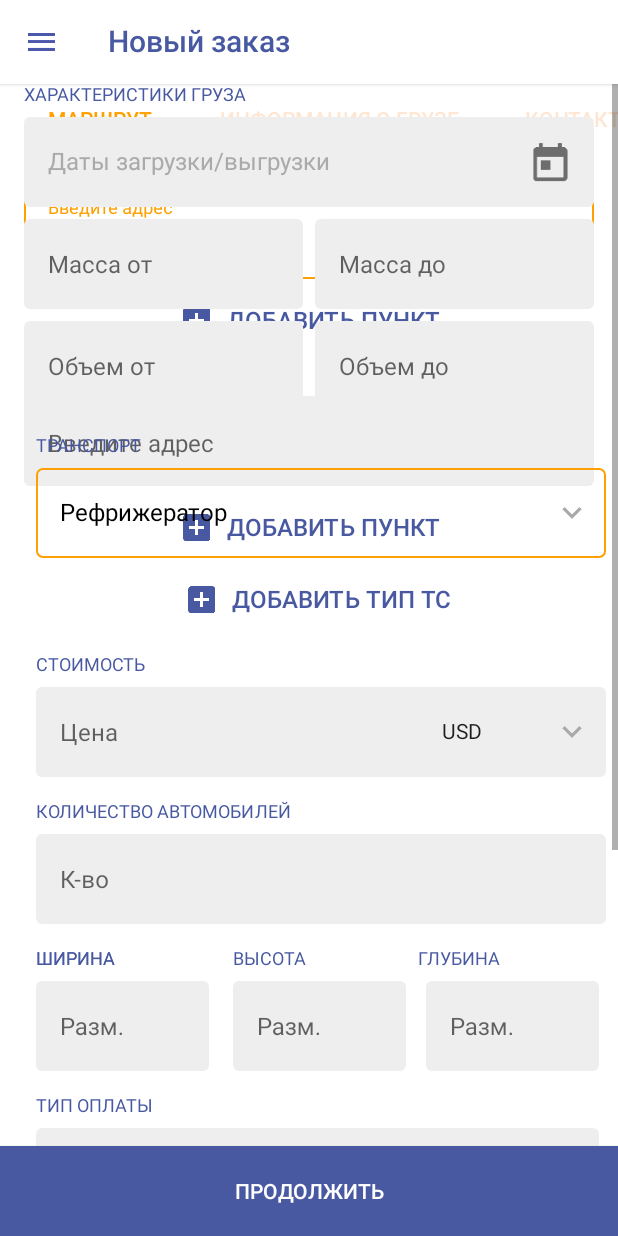
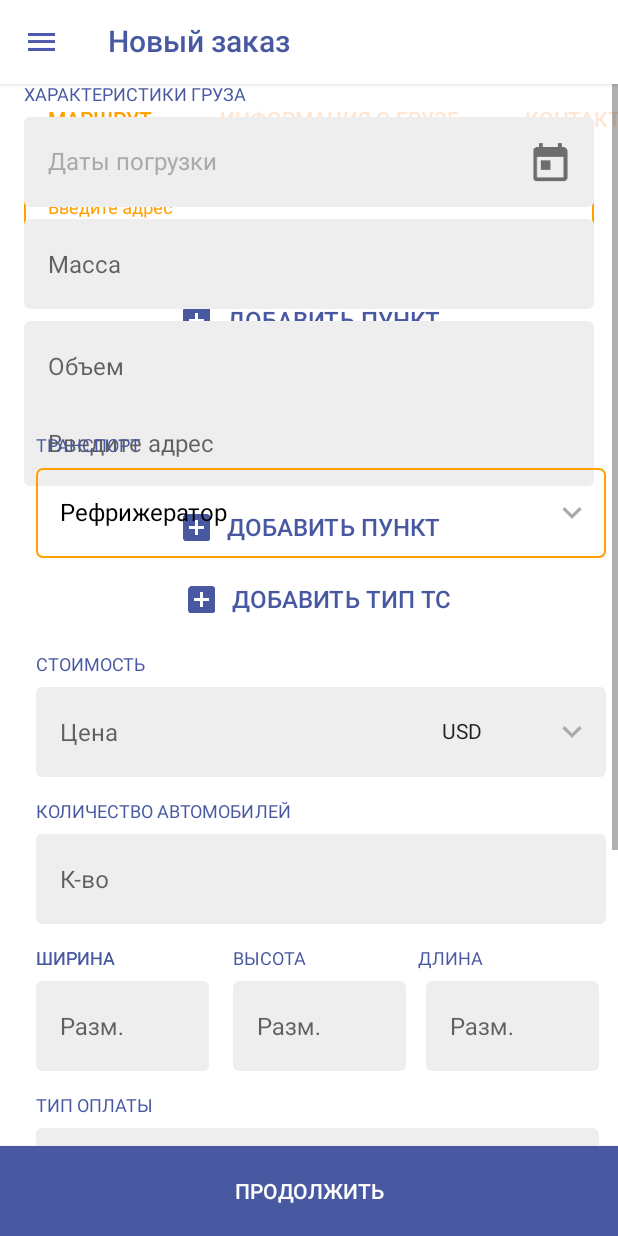
Before and after one commit to matvapps/Trucker, an Android app: the fragment CargoInfoFragment placed in its activity, on a phone screen of 412 x 824 dp. Run offline under Robolectric (Android 15) with nearby library versions, the phone set to English and light mode, and no system bars; our stand-ins replace ButterKnife, RxJava; libraries missing offline, so code that uses them is left out: com.archit.calendardaterangepicker; 1 statement that could not run was skipped.

Commit message:
some changes

```diff
--- a/app/src/main/java/com/foora/perevozkadev/ui/add_order/cargo_info/CargoInfoFragment.java
+++ b/app/src/main/java/com/foora/perevozkadev/ui/add_order/cargo_info/CargoInfoFragment.java
@@ -49,12 +49,12 @@ public class CargoInfoFragment extends BaseFragment implements DateRangePickerDi
     TextView datesTxtv;
     @BindView(R.id.spinner_mass_from)
     AppEditText massFrom;
-    @BindView(R.id.spinner_mass_to)
-    AppEditText massTo;
+//    @BindView(R.id.spinner_mass_to)
+//    AppEditText massTo;
     @BindView(R.id.spinner_volume_from)
     AppEditText volumeFrom;
-    @BindView(R.id.spinner_volume_to)
-    AppEditText volumeTo;
+//    @BindView(R.id.spinner_volume_to)
+//    AppEditText volumeTo;
     @BindView(R.id.spinner_container)
     LinearLayout spinnerContainer;
     @BindView(R.id.transport_spinner)
@@ -94,9 +94,9 @@ public class CargoInfoFragment extends BaseFragment implements DateRangePickerDi
     private String dateStart;
     private String dateEnd;
     private float massFromNum;
-    private float massToNum;
+//    private float massToNum;
     private float volumeFromNum;
-    private float volumeToNum;
+//    private float volumeToNum;
     private List<String> transportType;
     private float cost;
     private String currency;
@@ -112,6 +112,8 @@ public class CargoInfoFragment extends BaseFragment implements DateRangePickerDi
     public View onCreateView(@NonNull LayoutInflater inflater, @Nullable ViewGroup container, @Nullable Bundle savedInstanceState) {
         View rootView = inflater.inflate(R.layout.fragment_cargo_info, container, false);
         setUnBinder(ButterKnife.bind(this, rootView));
+
+        hideKeyboard();
 
         return rootView;
     }
@@ -169,19 +171,21 @@ public class CargoInfoFragment extends BaseFragment implements DateRangePickerDi
 
             //read dates
             dateStart = dates[0].replaceAll("\\.", "-");
-            dateEnd = dates[1].replaceAll("\\.", "-");
+            dateStart = dateStart.replaceAll("\\s", "");
 
-            dateStart = dateStart.replaceAll("\\s", "");
-            dateEnd = dateEnd.replaceAll("\\s", "");
+            if (dates.length > 1) {
+                dateEnd = dates[1].replaceAll("\\.", "-");
+                dateEnd = dateEnd.replaceAll("\\s", "");
+            }
 
             Log.d(TAG, "onClick: " + dateStart);
             Log.d(TAG, "onClick: " + dateEnd);
 
 
             if (massFrom.getText().isEmpty() ||
-                    massTo.getText().isEmpty() ||
+//                    massTo.getText().isEmpty() ||
                     volumeFrom.getText().isEmpty() ||
-                    volumeTo.getText().isEmpty() ||
+//                    volumeTo.getText().isEmpty() ||
                     costEdtxt.getText().toString().isEmpty() ||
                     carQuantEdtxt.getText().isEmpty() ||
                     widthEdtxt.getText().isEmpty() ||
@@ -194,11 +198,11 @@ public class CargoInfoFragment extends BaseFragment implements DateRangePickerDi
 
             // read mass
             massFromNum = Float.parseFloat(massFrom.getText());
-            massToNum = Float.parseFloat(massTo.getText());
+//            massToNum = Float.parseFloat(massTo.getText());
 
             // read volume
             volumeFromNum = Float.parseFloat(volumeFrom.getText());
-            volumeToNum = Float.parseFloat(volumeTo.getText());
+//            volumeToNum = Float.parseFloat(volumeTo.getText());
 
             // read transport types
             for (int i = 0; i < spinnerContainer.getChildCount(); i++) {
@@ -216,8 +220,11 @@ public class CargoInfoFragment extends BaseFragment implements DateRangePickerDi
             height = Float.parseFloat(heightEdtxt.getText());
             depth = Float.parseFloat(depthEdtxt.getText());
 
+            if (dateEnd == null)
+                dateEnd = dateStart;
+
             listener.onReceiveCargoInfo(dateStart, dateEnd, massFromNum,
-                    massToNum, volumeFromNum, volumeToNum,
+                    0, volumeFromNum, 0,
                     transportType, cost, currency,
                     carQuant, width, height, depth, paymentType, addInfoEdtxt.getText());
 
@@ -335,8 +342,9 @@ public class CargoInfoFragment extends BaseFragment implements DateRangePickerDi
         if (startDate != null && endDate != null) {
             datesTxtv.setText(String.format("%s - %s", format.format(startDate.getTime()), format.format(endDate.getTime())));
             datesTxtv.setActivated(true);
-        } else {
-
+        } else if (startDate != null) {
+            datesTxtv.setText(String.format("%s", format.format(startDate.getTime())));
+            datesTxtv.setActivated(true);
         }
     }
 
--- a/app/src/main/java/com/foora/perevozkadev/ui/add_order/cargo_info/DateRangePickerDialog.java
+++ b/app/src/main/java/com/foora/perevozkadev/ui/add_order/cargo_info/DateRangePickerDialog.java
@@ -59,7 +59,7 @@ public class DateRangePickerDialog extends BaseDialog {
         dateRangeCalendarView.setCalendarListener(new DateRangeCalendarView.CalendarListener() {
             @Override
             public void onFirstDateSelected(Calendar startDate) {
-
+                start = startDate;
             }
 
             @Override
@@ -72,11 +72,11 @@ public class DateRangePickerDialog extends BaseDialog {
 
     @OnClick(R.id.btn_choose)
     void onClick() {
-        if (start != null && end != null) {
+        if (start != null) {
             listener.onRangeSelected(start, end);
             dismiss();
         } else {
-            showErrorMessage("Нужно выбрать две даты");
+            showErrorMessage("Выберите хоть одну дату");
         }
 
         start = null; end = null;
--- a/app/src/main/res/layout/fragment_calc_distance.xml
+++ b/app/src/main/res/layout/fragment_calc_distance.xml
@@ -71,6 +71,7 @@
                     android:textColor="#000000"
                     android:textSize="24sp"
                     android:textStyle="normal"
+                    android:visibility="gone"
                     app:layout_constraintEnd_toEndOf="parent"
                     app:layout_constraintTop_toTopOf="parent" />
 
@@ -80,7 +81,7 @@
                     android:alpha="0.4"
                     android:fontFamily="sans-serif"
                     android:lineSpacingExtra="10sp"
-                    android:text="Растояние"
+                    android:text="Примерное растояние"
                     android:textColor="#000000"
                     android:textSize="14sp"
                     android:textStyle="normal"
@@ -98,6 +99,7 @@
                     android:textColor="#000000"
                     android:textSize="14sp"
                     android:textStyle="normal"
+                    android:visibility="gone"
                     app:layout_constraintStart_toStartOf="@+id/time_txtv"
                     app:layout_constraintTop_toBottomOf="@+id/time_txtv" />
 
--- a/app/src/main/res/layout/fragment_cargo_info.xml
+++ b/app/src/main/res/layout/fragment_cargo_info.xml
@@ -83,7 +83,7 @@
                         android:layout_height="60dp"
                         android:background="@drawable/edit_text_background"
                         android:gravity="center_vertical"
-                        android:hint="Даты загрузки/выгрузки"
+                        android:hint="Даты погрузки"
                         android:paddingLeft="16dp"
                         android:paddingRight="16dp"
                         android:textColor="@android:color/black"
@@ -110,24 +110,25 @@
                         android:layout_height="60dp"
                         android:layout_marginTop="8dp"
                         android:focusable="true"
-                        app:aet_postfix=" кг"
                         android:focusableInTouchMode="true"
-                        app:aet_hint="Масса от"
+                        app:aet_hint="Масса"
                         app:aet_inputType="phone"
+                        app:aet_postfix=" т"
+                        app:layout_constraintEnd_toEndOf="parent"
                         app:layout_constraintStart_toStartOf="parent"
                         app:layout_constraintTop_toBottomOf="@+id/txtv_dates"
-                        app:layout_constraintWidth_default="percent"
-                        app:layout_constraintWidth_percent="0.49" />
+                        app:layout_constraintWidth_default="percent" />
 
                     <com.github.matvapps.AppEditText
                         android:id="@+id/spinner_mass_to"
                         android:layout_width="0dp"
                         android:layout_height="60dp"
                         android:focusable="true"
-                        app:aet_postfix=" кг"
                         android:focusableInTouchMode="true"
+                        android:visibility="gone"
                         app:aet_hint="Масса до"
                         app:aet_inputType="phone"
+                        app:aet_postfix=" т"
                         app:layout_constraintBottom_toBottomOf="@+id/spinner_mass_from"
                         app:layout_constraintEnd_toEndOf="parent"
                         app:layout_constraintTop_toTopOf="@+id/spinner_mass_from"
@@ -141,13 +142,13 @@
                         android:layout_marginTop="8dp"
                         android:focusable="true"
                         android:focusableInTouchMode="true"
-                        app:aet_hint="Объем от"
+                        app:aet_hint="Объем"
+                        app:aet_inputType="phone"
                         app:aet_postfix=" м³"
-                        app:aet_inputType="phone"
+                        app:layout_constraintEnd_toEndOf="parent"
                         app:layout_constraintStart_toStartOf="@+id/txtv_dates"
                         app:layout_constraintTop_toBottomOf="@+id/spinner_mass_from"
-                        app:layout_constraintWidth_default="percent"
-                        app:layout_constraintWidth_percent="0.49" />
+                        app:layout_constraintWidth_default="percent"/>
 
                     <com.github.matvapps.AppEditText
                         android:id="@+id/spinner_volume_to"
@@ -155,9 +156,10 @@
                         android:layout_height="60dp"
                         android:focusable="true"
                         android:focusableInTouchMode="true"
+                        android:visibility="gone"
                         app:aet_hint="Объем до"
+                        app:aet_inputType="phone"
                         app:aet_postfix=" м³"
-                        app:aet_inputType="phone"
                         app:layout_constraintBottom_toBottomOf="@+id/spinner_volume_from"
                         app:layout_constraintEnd_toEndOf="parent"
                         app:layout_constraintTop_toTopOf="@+id/spinner_volume_from"
@@ -402,7 +404,7 @@
                 android:layout_height="wrap_content"
                 android:layout_marginStart="8dp"
                 android:layout_marginTop="16dp"
-                android:text="Глубина"
+                android:text="Длина"
                 android:textAllCaps="true"
                 android:textColor="@color/color_app_blue"
                 android:textSize="12sp"
--- a/appedittext/src/main/java/com/github/matvapps/AppEditText.java
+++ b/appedittext/src/main/java/com/github/matvapps/AppEditText.java
@@ -8,6 +8,7 @@ import android.support.design.widget.TextInputEditText;
 import android.support.design.widget.TextInputLayout;
 import android.support.v4.content.ContextCompat;
 import android.text.Editable;
+import android.text.InputType;
 import android.text.TextWatcher;
 import android.util.AttributeSet;
 import android.view.Gravity;
@@ -181,7 +182,7 @@ public class AppEditText extends FrameLayout {
                 editText.setSingleLine(false);
                 break;
             case NUMBER:
-                editText.setInputType(android.text.InputType.TYPE_CLASS_NUMBER);
+                editText.setInputType(android.text.InputType.TYPE_CLASS_NUMBER | android.text.InputType.TYPE_NUMBER_FLAG_DECIMAL);
                 break;
         }
     }
--- a/routedisplayview/src/main/res/layout/item_route.xml
+++ b/routedisplayview/src/main/res/layout/item_route.xml
@@ -29,11 +29,12 @@
         android:id="@+id/txt_city"
         android:layout_width="wrap_content"
         android:layout_height="wrap_content"
+        android:layout_marginStart="16dp"
         android:layout_marginTop="2dp"
         android:includeFontPadding="false"
         android:textColor="@android:color/black"
         android:textSize="20sp"
-        app:layout_constraintStart_toStartOf="@+id/txt_date"
+        app:layout_constraintStart_toEndOf="@+id/route_drawable"
         app:layout_constraintTop_toBottomOf="@+id/txt_date"
         tools:text="Санкт-Питербург" />
 
```
Also changed, not shown: app/src/main/java/com/foora/perevozkadev/ui/add_order/contact_info/ContactInfoFragment.java (+14 -9 lines), app/src/main/java/com/foora/perevozkadev/ui/order/OrderFragment.java (+25 -8 lines), app/src/main/java/com/foora/perevozkadev/ui/profile/profile_settings/general_info/GeneralInfoActivity.java (+10 -1 lines), app/src/main/java/com/foora/perevozkadev/ui/search_order/orders/OrdersAdapter.java (+35 -17 lines), app/src/main/java/com/foora/perevozkadev/utils/AppUtils.java (added, +24 -0 lines), app/src/main/res/layout/activity_register_info.xml (+26 -3 lines), app/src/main/res/layout/fragment_contact_info.xml (+45 -48 lines), app/src/main/res/layout/fragment_order_route.xml (+5 -2 lines), routedisplayview/src/main/java/com/perevozka/foora/routedisplayview/RouteListAdapter.java (+6 -2 lines), routedisplayview/src/main/java/com/perevozka/foora/routedisplayview/Utils.java (added, +24 -0 lines).
